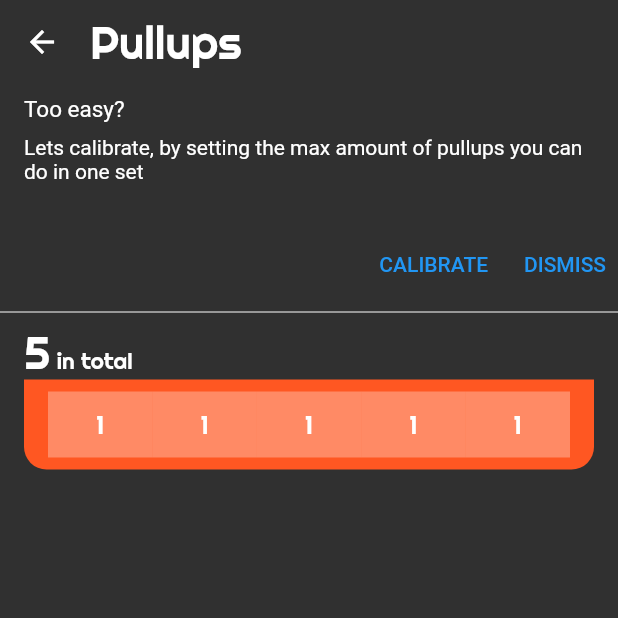
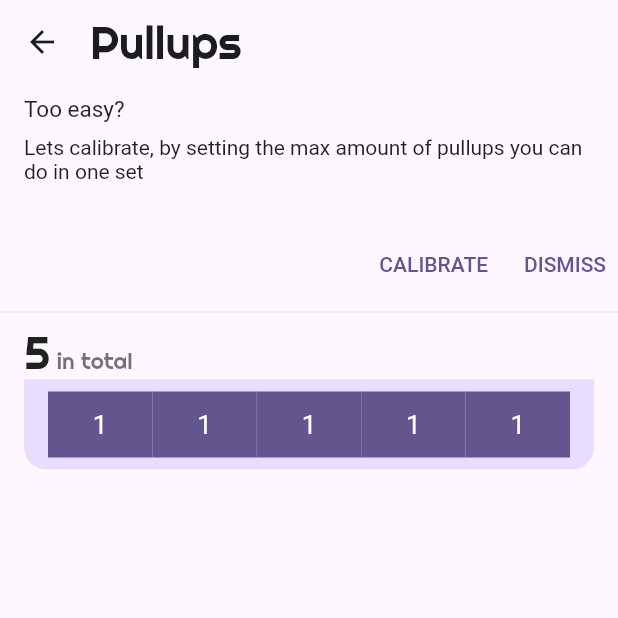
Before and after one commit to fourman-alex/Drillz, a Flutter app: the screen it shows after launch, after a tap on "Pullups", on a phone screen of 412 x 824 dp, the top half of it. Run offline on Flutter 3.47's test engine with Material 2 defaults, Android fonts, the phone set to English and light mode, and no system bars; drawn by our look-alikes of dynamic_color; our stand-ins replace audioplayers, equatable, shared_preferences, wakelock; missing offline and left inert: audioplayers_web, clippy_flutter, firebase_core_web, rate_my_app, shared_preferences_web, wakelock_web; accounts and stored records are empty; project files that could hold a hidden picture were left out.

Commit message:
introduced dynamic colors

```diff
--- a/lib/calibration_banner.dart
+++ b/lib/calibration_banner.dart
@@ -53,6 +53,7 @@ class _CalibrationBannerState extends State<CalibrationBanner>
         );
       },
       child: Material(
+        color: Theme.of(context).colorScheme.background,
         child: AnimatedBuilder(
           animation: _slideAnimationController,
           builder: (context, child) {
--- a/lib/consts.dart
+++ b/lib/consts.dart
@@ -1,23 +1,8 @@
-import 'dart:ui';
-
-import 'package:flutter/material.dart';
-
 class Consts {
   static const String righteousFont = 'Righteous';
   static const String bellsAudio = 'soft-bells.mp3';
-  static const String drillz = 'Drillz';
-  static const String contactEmail = 'fourman.alex@outlook.com';
+  static const String drillz = 'HundredStrong';
+  static const String contactEmail = 'contact@fourmanalex.com';
 }
 
 const double kCalibrationMultiplier = 2.7;
-
-const List<MaterialColor> workoutColors = [
-  Colors.green,
-  Colors.deepOrange,
-  Colors.pink,
-  Colors.indigo,
-  Colors.red,
-  Colors.purple,
-  Colors.brown,
-  Colors.blueGrey
-];
--- a/lib/level_selection_screen.dart
+++ b/lib/level_selection_screen.dart
@@ -1,6 +1,5 @@
 import 'package:clippy_flutter/chevron.dart';
 import 'package:flutter/material.dart';
-import 'package:flutter/widgets.dart';
 import 'package:provider/provider.dart';
 
 import 'calibration_banner.dart';
@@ -29,8 +28,6 @@ class LevelSelectionScreen extends StatelessWidget {
     required BuildContext context,
     required String title,
     required WorkoutType workoutType,
-    required Color fromColor,
-    required Color toColor,
     required BorderRadius fromRadius,
     BorderRadius toRadius = BorderRadius.zero,
   }) {
@@ -38,22 +35,14 @@ class LevelSelectionScreen extends StatelessWidget {
     final Rect sourceRect = box.localToGlobal(Offset.zero) & box.size;
     return PageRouteBuilder<void>(
       pageBuilder: (_, __, ___) {
+        return Builder(
+          builder: (context) {
             return FillTransition(
               source: sourceRect,
-          fromColor: fromColor,
-          toColor: toColor,
+              fromColor: Theme.of(context).colorScheme.primaryContainer,
+              toColor: Theme.of(context).colorScheme.surface,
               fromBorderRadius: fromRadius,
               toBorderRadius: toRadius,
-          child: Theme(
-            data: ThemeData(
-              brightness: Brightness.dark,
-              primaryColor: fromColor,
-              colorScheme:
-                  Theme.of(context).colorScheme.copyWith(background: toColor),
-              canvasColor: toColor,
-              dividerColor: Colors.white,
-              iconTheme: const IconThemeData(color: Colors.white),
-            ),
               child: WillPopScope(
                 onWillPop: () async {
                   return !popAnimationObserver.isAnimating;
@@ -64,7 +53,8 @@ class LevelSelectionScreen extends StatelessWidget {
                   title: title,
                 ),
               ),
-          ),
+            );
+          }
         );
       },
       transitionDuration: const Duration(milliseconds: 650),
@@ -75,10 +65,6 @@ class LevelSelectionScreen extends StatelessWidget {
   Widget build(BuildContext context) {
     List<Widget> widgets = <Widget>[];
     final ThemeData theme = Theme.of(context);
-    final Color textColorOfCompleted =
-        _darken(theme.textTheme.bodyMedium!.color!, 0.4);
-    final Color cardColorOfCompleted = _darken(theme.primaryColor, 0.2);
-
     final Repository repository = Provider.of<Repository>(context);
     final List<Level> activeLevels =
         repository.model.getPlan(workoutType)!.activeLevels;
@@ -86,18 +72,16 @@ class LevelSelectionScreen extends StatelessWidget {
       widgets.add(Builder(
         builder: (context) {
           return LevelPage(
-            textColor: textColorOfCompleted,
-            cardColor: cardColorOfCompleted,
             level: activeLevels[i],
           );
         },
       ));
     }
-    widgets.add(LevelPage(
+    widgets.add(
+      LevelPage(
         level: activeLevels.last,
-      textColor: theme.textTheme.bodyLarge!.color!,
-      cardColor: theme.primaryColor,
-    ));
+      ),
+    );
 
     if (repository.model.getPlan(workoutType)!.notCalibrated) {
       widgets.add(
@@ -121,12 +105,14 @@ class LevelSelectionScreen extends StatelessWidget {
           SliverAppBar(
             floating: true,
             titleSpacing: 4.0,
-            backgroundColor: theme.colorScheme.background,
+            leading: BackButton(color: theme.colorScheme.onBackground),
+            backgroundColor: Theme.of(context).colorScheme.background,
             title: Text(
               title,
-              style: const TextStyle(
+              style: TextStyle(
                 fontFamily: Consts.righteousFont,
                 fontSize: 30,
+                color: theme.colorScheme.onBackground,
               ),
             ),
           ),
@@ -135,22 +121,11 @@ class LevelSelectionScreen extends StatelessWidget {
       ),
     );
   }
-
-  Color _darken(Color color, [double amount = .1]) {
-    assert(amount >= 0 && amount <= 1, 'amount must be between 0 and 1');
-
-    final hsl = HSLColor.fromColor(color);
-    final hslDark = hsl.withLightness((hsl.lightness - amount).clamp(0.0, 1.0));
-
-    return hslDark.toColor();
-  }
 }
 
 class LevelPage extends StatelessWidget {
   LevelPage({
     required this.level,
-    required this.textColor,
-    required this.cardColor,
     Key? key,
   })  : _steps = level.steps.whereType<WorkStep>().toList(),
         _totalCount = level.total,
@@ -163,8 +138,6 @@ class LevelPage extends StatelessWidget {
     bottomLeft: Radius.circular(15),
     bottomRight: Radius.circular(15),
   );
-  final Color textColor;
-  final Color cardColor;
 
   @override
   Widget build(BuildContext context) {
@@ -183,7 +156,6 @@ class LevelPage extends StatelessWidget {
                   fontWeight: FontWeight.w500,
                   fontFamily: Consts.righteousFont,
                   fontSize: 30,
-                  color: textColor,
                 ),
                 children: <TextSpan>[
                   TextSpan(
@@ -191,7 +163,6 @@ class LevelPage extends StatelessWidget {
                     style: theme.textTheme.headlineMedium!.copyWith(
                       fontFamily: Consts.righteousFont,
                       fontSize: 15,
-                      color: textColor,
                     ),
                   ),
                 ],
@@ -199,6 +170,8 @@ class LevelPage extends StatelessWidget {
             ),
             Builder(
               builder: (context) {
+                final colorScheme = Theme.of(context).colorScheme;
+                final primaryColor = colorScheme.primary;
                 return GestureDetector(
                   onTap: () {
                     final RenderBox renderBox =
@@ -211,14 +184,13 @@ class LevelPage extends StatelessWidget {
                         level: level,
                         sourceRect: sourceRect,
                         fromBorderRadius: _borderRadius,
-                        theme: Theme.of(context),
                       ),
                     );
                   },
                   child: Container(
                     height: 60,
                     decoration: BoxDecoration(
-                      color: cardColor,
+                      color: colorScheme.primaryContainer,
                       borderRadius: _borderRadius,
                     ),
                     child: Padding(
@@ -238,18 +210,16 @@ class LevelPage extends StatelessWidget {
                                     padding: const EdgeInsets.all(12),
                                     alignment: Alignment.center,
                                     decoration: BoxDecoration(
-                                      color: textColor.withOpacity(0.3),
+                                      color: primaryColor,
                                     ),
                                     child: SizedBox.expand(
                                       child: FittedBox(
                                         child: Text(
                                           step.reps.toString(),
                                           textAlign: TextAlign.center,
-                                          style: theme.textTheme.bodyMedium!
-                                              .copyWith(
-                                                  color: textColor,
-                                                  fontFamily:
-                                                      Consts.righteousFont),
+                                          style: theme.textTheme.bodyMedium
+                                              ?.copyWith(
+                                                  color: colorScheme.onPrimary),
                                         ),
                                       ),
                                     ),
--- a/lib/main.dart
+++ b/lib/main.dart
@@ -1,4 +1,5 @@
 import 'package:audioplayers/audioplayers.dart';
+import 'package:dynamic_color/dynamic_color.dart';
 import 'package:flutter/material.dart';
 import 'package:flutter/services.dart';
 import 'package:provider/provider.dart';
@@ -25,8 +26,7 @@ class _MyAppState extends State<MyApp> {
   @override
   void initState() {
     //load notification sound
-    audioPlayer
-        .setSource(AssetSource('soft-bells.mp3'));
+    audioPlayer.setSource(AssetSource('soft-bells.mp3'));
     //load the stupid shared pref
     SharedPreferences.getInstance();
     //lock screen orientation
@@ -42,26 +42,28 @@ class _MyAppState extends State<MyApp> {
 
   @override
   Widget build(BuildContext context) {
-    ThemeData theme = ThemeData(
-      brightness: Brightness.dark,
-      primaryColor: Colors.grey[850],
-      canvasColor: Colors.grey[850],
-      iconTheme: const IconThemeData(color: Colors.white),
-    );
-    theme = theme.copyWith(
-      buttonTheme: ButtonThemeData(
-          colorScheme:
-              const ColorScheme.dark().copyWith(secondary: Colors.white)),
-      textTheme: theme.textTheme.merge(theme.typography.white),
-      primaryTextTheme: theme.primaryTextTheme.merge(theme.typography.white),
-    );
+    const brandColor = Color(0xFF6200FF);
+    return ChangeNotifierProvider<Repository>(
+      create: Repository.new,
+      child: DynamicColorBuilder(
+        builder: (lightDynamic, darkDynamic) => MaterialApp(
+          theme: ThemeData(
+            colorScheme: lightDynamic?.harmonized() ??
+                ColorScheme.fromSeed(
+                  seedColor: brandColor,
 
-    return ChangeNotifierProvider<Repository>(
-      create: (context) => Repository(context),
-      child: MaterialApp(
-        theme: theme,
-        home: const WorkoutSelectionScreen(),
-        navigatorObservers: <NavigatorObserver>[popAnimationObserver],
+                ),
+          ),
+          darkTheme: ThemeData(
+            colorScheme: darkDynamic?.harmonized() ??
+                ColorScheme.fromSeed(
+                  seedColor: brandColor,
+                  brightness: Brightness.dark,
+                ),
+          ),
+          home: const WorkoutSelectionScreen(),
+          navigatorObservers: <NavigatorObserver>[popAnimationObserver],
+        ),
       ),
     );
   }
--- a/lib/model.dart
+++ b/lib/model.dart
@@ -6,20 +6,17 @@ import 'package:flutter/cupertino.dart';
 import 'package:flutter/material.dart';
 
 class WorkoutType extends Equatable {
-  const WorkoutType(
-      {required this.id, required this.name, required this.color});
+  const WorkoutType({required this.id, required this.name});
 
   factory WorkoutType.fromJson(json) {
     return WorkoutType(
       id: json['id'],
       name: json['name'],
-      color: Color(json['color'] ?? Colors.purple.value),
     );
   }
 
   final String id;
   final String name;
-  final Color color;
 
   @override
   List<Object?> get props => [id];
@@ -31,7 +28,6 @@ class WorkoutType extends Equatable {
     return {
       'id': id,
       'name': name,
-      'color': color.value,
     };
   }
 }
@@ -39,6 +35,7 @@ class WorkoutType extends Equatable {
 @immutable
 class Model {
   const Model(this.plans);
+
   factory Model.empty() => const Model({});
 
   final Map<WorkoutType, Plan> plans;
@@ -77,16 +74,12 @@ class Level {
   /// [dateCompleted] must come after [dateAttempted].
   ///
   /// [dateAttempted] can't be null if [dateCompleted] is not null.
-  Level(
+  const Level(
     this.id,
     List<ExerciseStep> steps,
     this.dateAttempted,
     this.dateCompleted,
-  ) : _steps = steps {
-    if (id is! String) {
-      throw ArgumentError(id);
-    }
-  }
+  ) : _steps = steps;
 
   final String id;
   final List<ExerciseStep> _steps;
@@ -111,7 +104,7 @@ abstract class ExerciseStep {
 @immutable
 class WorkStep extends ExerciseStep {
   WorkStep(this.reps) {
-    if (reps is! int || reps <= 0) {
+    if (reps <= 0) {
       throw ArgumentError(reps);
     }
   }
@@ -127,7 +120,7 @@ class WorkStep extends ExerciseStep {
 @immutable
 class RestStep extends ExerciseStep {
   RestStep(this.duration) {
-    if (duration is! int || duration <= 0) {
+    if (duration <= 0) {
       throw ArgumentError(duration);
     }
   }
@@ -160,7 +153,7 @@ class FinishStep extends ExerciseStep {
   const FinishStep();
 
   @override
-  String toString() => '\u{1F3C1}';
+  String toString() => 'End';
 
   @override
   bool operator ==(Object other) => other is FinishStep;
--- a/lib/repository.dart
+++ b/lib/repository.dart
@@ -1,7 +1,6 @@
 import 'dart:convert';
 import 'dart:math';
 
-import 'package:flutter/foundation.dart';
 import 'package:flutter/widgets.dart';
 import 'package:shared_preferences/shared_preferences.dart';
 
@@ -38,11 +37,11 @@ class Repository extends ChangeNotifier {
     _staticJsonData = jsonDecode(jsonString);
 
     final workoutTypes = await _loadWorkoutTypes() ??
-        [
-          WorkoutType(id: 'pushups', name: 'Pushups', color: workoutColors[0]),
-          WorkoutType(id: 'pullups', name: 'Pullups', color: workoutColors[1]),
-          WorkoutType(id: 'squats', name: 'Squats', color: workoutColors[2]),
-          WorkoutType(id: 'situps', name: 'Situps', color: workoutColors[3]),
+        const [
+          WorkoutType(id: 'pushups', name: 'Pushups'),
+          WorkoutType(id: 'pullups', name: 'Pullups'),
+          WorkoutType(id: 'squats', name: 'Squats'),
+          WorkoutType(id: 'situps', name: 'Situps'),
         ];
 
     return _getModelFromJson(_staticJsonData!, workoutTypes);
@@ -166,11 +165,11 @@ class Repository extends ChangeNotifier {
   ///This method assumes [_staticJsonData] is not null
   Future<void> _reloadModel() async {
     final workoutTypes = await _loadWorkoutTypes() ??
-        [
-          WorkoutType(id: 'pushups', name: 'Pushups', color: workoutColors[0]),
-          WorkoutType(id: 'pullups', name: 'Pullups', color: workoutColors[1]),
-          WorkoutType(id: 'squats', name: 'Squats', color: workoutColors[2]),
-          WorkoutType(id: 'situps', name: 'Situps', color: workoutColors[3]),
+        const [
+          WorkoutType(id: 'pushups', name: 'Pushups'),
+          WorkoutType(id: 'pullups', name: 'Pullups'),
+          WorkoutType(id: 'squats', name: 'Squats'),
+          WorkoutType(id: 'situps', name: 'Situps'),
         ];
     model = await _getModelFromJson(_staticJsonData!, workoutTypes);
     notifyListeners();
@@ -194,7 +193,7 @@ class Repository extends ChangeNotifier {
       return null;
     }
     final listOfObjects = jsonDecode(jsonString) as List;
-    return listOfObjects.map((e) => WorkoutType.fromJson(e)).toList();
+    return listOfObjects.map(WorkoutType.fromJson).toList();
   }
 
   Future<void> removeWorkoutType(WorkoutType type) async {
--- /dev/null
+++ b/lib/theme.dart
@@ -0,0 +1,6 @@
+class Insets {
+  static const double sm = 8.0;
+  static const double md = 16.0;
+  static const double lg = 24.0;
+  static const double xl = 32.0;
+}
--- a/lib/workout_selection_screen.dart
+++ b/lib/workout_selection_screen.dart
@@ -1,18 +1,16 @@
 import 'dart:async';
-import 'dart:io';
-import 'dart:ui';
 
-import 'package:drillz/rate.dart';
 import 'package:flutter/material.dart';
-import 'package:flutter/services.dart';
 import 'package:provider/provider.dart';
 
 import 'consts.dart';
 import 'edit_workouts_page.dart';
 import 'level_selection_screen.dart';
 import 'model.dart';
+import 'rate.dart';
 import 'repository.dart';
 import 'reset_dialog.dart';
+import 'theme.dart';
 
 const String _disclaimerText =
     'The information in this app is for general information purposes only. '
@@ -23,8 +21,6 @@ const String _disclaimerText =
 
 class WorkoutSelectionScreen extends StatefulWidget {
   const WorkoutSelectionScreen({Key? key}) : super(key: key);
-
-  static const MethodChannel _platform = MethodChannel('drillz.com/rate');
 
   @override
   _WorkoutSelectionScreenState createState() => _WorkoutSelectionScreenState();
@@ -47,6 +43,7 @@ class _WorkoutSelectionScreenState extends State<WorkoutSelectionScreen>
   @override
   Widget build(BuildContext context) {
     return Scaffold(
+      backgroundColor: Theme.of(context).colorScheme.background,
       body: AnimatedBuilder(
         builder: (context, child) => Transform.scale(
           scale: _scaleTween.evaluate(_drawerAnimation),
@@ -68,28 +65,22 @@ class _WorkoutSelectionScreenState extends State<WorkoutSelectionScreen>
           slivers: [
             SliverAppBar(
               floating: true,
-              pinned: true,
+              backgroundColor: Theme.of(context).colorScheme.background,
               leading: _menuButtonBuilder(drawer: _drawerBuilder()),
-              expandedHeight: 140,
-              flexibleSpace: FlexibleSpaceBar(
-                expandedTitleScale: 4.0,
-                title: SafeArea(
-                  child: Text(
-                    'Drillz',
-                    style: Theme.of(context).textTheme.bodyText2!.copyWith(
-                      fontSize: 24,
+              titleTextStyle: TextStyle(
                 fontFamily: Consts.righteousFont,
-                      shadows: <Shadow>[
-                        Shadow(
-                            blurRadius: 25.0,
-                            color: Theme.of(context).primaryColorLight)
-                      ],
+                color: Theme.of(context).colorScheme.onSurface,
+                fontSize: 30,
+              ),
+              title: const Text(
+                '${Consts.drillz}™',
               ),
             ),
-                ),
-              ),
-            ),
-            SliverGrid.count(
+            SliverPadding(
+              padding: const EdgeInsets.symmetric(horizontal: Insets.md),
+              sliver: SliverGrid.count(
+                crossAxisSpacing: Insets.md,
+                mainAxisSpacing: Insets.md,
                 crossAxisCount: 2,
                 children: [
                   for (int i = 0; i < workoutTypes.length; i++)
@@ -98,6 +89,7 @@ class _WorkoutSelectionScreenState extends State<WorkoutSelectionScreen>
                       workoutType: workoutTypes[i],
                     )
                 ],
+              ),
             ),
           ],
         );
@@ -123,7 +115,10 @@ class _WorkoutSelectionScreenState extends State<WorkoutSelectionScreen>
 
   Widget _menuButtonBuilder({required Widget drawer}) {
     return IconButton(
-      icon: const Icon(Icons.menu),
+      icon: Icon(
+        Icons.menu,
+        color: Theme.of(context).colorScheme.onSurface,
+      ),
       onPressed: () async {
         _controller.forward();
         await showModalBottomSheet(
@@ -134,12 +129,10 @@ class _WorkoutSelectionScreenState extends State<WorkoutSelectionScreen>
               height: 300,
               child: Padding(
                 padding: const EdgeInsets.only(bottom: 16),
-                child: Theme(
-                  data: ThemeData(primaryColor: Colors.white),
                 child: Material(
+                  color: Theme.of(context).colorScheme.inverseSurface,
                   borderRadius: BorderRadius.circular(15.0),
                   child: drawer,
-                  ),
                 ),
               ),
             );
@@ -151,34 +144,53 @@ class _WorkoutSelectionScreenState extends State<WorkoutSelectionScreen>
   }
 
   Widget _drawerBuilder() {
+    final onSecondaryContainer = Theme.of(context).colorScheme.surface;
     return ListView(
       children: <Widget>[
         ListTile(
-          title: const Text('Edit Workouts'),
+          title: Text(
+            'Edit Workouts',
+            style: TextStyle(color: onSecondaryContainer),
+          ),
           onTap: () => Navigator.of(context).push(MaterialPageRoute(
             builder: (context) => const EditWorkoutsPage(),
           )),
         ),
         ListTile(
-          title: const Text('Reset'),
+          title: Text(
+            'Reset',
+            style: TextStyle(color: onSecondaryContainer),
+          ),
           onTap: () => _showResetDialog(context),
         ),
         ListTile(
-          title: const Text('Rate'),
+          title: Text(
+            'Rate',
+            style: TextStyle(color: onSecondaryContainer),
+          ),
           onTap: () async {
             rateMyApp.showRateDialog(
               context,
-              title: 'Rate Drillz', // The dialog title.
+              title: 'Rate Drillz',
+              // The dialog title.
               message: 'We would love to hear your opinion on the app!',
-              rateButton: 'RATE', // The dialog "rate" button text.
-              noButton: 'NO THANKS', // The dialog "no" button text.
-              laterButton: 'MAYBE LATER', // The dialog "later" button text.
+              rateButton: 'RATE',
+              // The dialog "rate" button text.
+              noButton: 'NO THANKS',
+              // The dialog "no" button text.
+              laterButton: 'MAYBE LATER',
+              // The dialog "later" button text.
               ignoreNativeDialog: false,
             ); // Navigator.pop(context);
           },
         ),
         ListTile(
-          title: const Text('Disclaimer'),
+          title: Text(
+            'Disclaimer',
+            style: TextStyle(
+              color: onSecondaryContainer,
+            ),
+          ),
           onTap: () {
             showDialog<SimpleDialog>(
                 context: context,
@@ -199,33 +211,19 @@ class _WorkoutSelectionScreenState extends State<WorkoutSelectionScreen>
                 });
           },
         ),
-        Theme(
-          data: () {
-            final ThemeData theme = ThemeData.dark().copyWith(
-              buttonTheme: ButtonThemeData(
-                colorScheme:
-                    const ColorScheme.dark().copyWith(secondary: Colors.white),
-              ),
-            );
-            return theme;
-          }(),
-          child: AboutListTile(
+        AboutListTile(
           applicationName: Consts.drillz,
           applicationLegalese: 'Copyright © Alex Fourman 2019',
           applicationIcon: const Image(
+            height: 50,
+            width: 50,
             image: AssetImage('assets/icon.png'),
-              width: 70,
-              height: 70,
           ),
-            aboutBoxChildren: <Widget>[
-              Padding(
-                padding: const EdgeInsets.only(top: 8.0),
           child: Text(
-                  Consts.contactEmail,
-                  style: Theme.of(context).textTheme.subtitle1,
+            'About',
+            style: TextStyle(
+              color: onSecondaryContainer,
             ),
-              ),
-            ],
           ),
         ),
       ],
@@ -248,9 +246,8 @@ class _WorkoutButton extends StatelessWidget {
     final BorderRadius borderRadius = BorderRadius.circular(15.0);
 
     return Container(
-      margin: const EdgeInsets.all(8),
       decoration: BoxDecoration(
-        color: workoutType.color,
+        color: Theme.of(context).colorScheme.primaryContainer,
         borderRadius: borderRadius,
       ),
       child: Builder(
@@ -263,7 +260,8 @@ class _WorkoutButton extends StatelessWidget {
                 final double fontSize = constraints.biggest.width / 5.5;
                 return Text(
                   text,
-                  style: Theme.of(context).primaryTextTheme.bodyText2!.copyWith(
+                  style: TextStyle(
+                    color: Theme.of(context).colorScheme.primary,
                     fontSize: fontSize,
                     fontFamily: Consts.righteousFont,
                   ),
@@ -279,8 +277,6 @@ class _WorkoutButton extends StatelessWidget {
                   title: text,
                   context: context,
                   workoutType: workoutType,
-                  fromColor: workoutType.color,
-                  toColor: Theme.of(context).canvasColor,
                   fromRadius: borderRadius,
                 ),
               );
--- a/pubspec.yaml
+++ b/pubspec.yaml
@@ -33,6 +33,8 @@ dependencies:
   wakelock: ^0.6.2
   rate_my_app: ^2.0.0
   firebase_core: ^2.12.0
+  #provides the OS color scheme
+  dynamic_color: ^1.6.5
 
 dev_dependencies:
   flutter_test:
```
Also changed, not shown: lib/colors.dart (added, +13 -0 lines), lib/edit_workouts_page.dart (+11 -43 lines), lib/open_container.dart (+5 -3 lines), lib/workout_screen.dart (+18 -16 lines), lib/workout_screen_tiles.dart (+14 -13 lines), pubspec.lock, 5 other files. Lines whose indentation alone changed are shown as unchanged.
